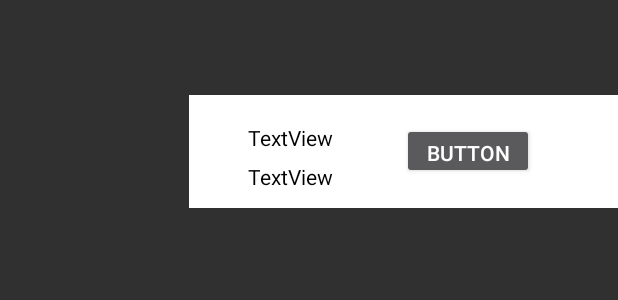
After one commit to maheshj01/Project-Uber-Auto, an Android app: the layout driver_dialog.xml on its own in the app's theme, with its tools: preview values and no code run, on a phone screen of 412 x 824 dp. The commit adds this screen. Shown: the top 300 px of the screen. Run offline under Robolectric (Android 15) with nearby library versions, the phone set to English and light mode, and no system bars.

Commit message:
dialog added

```diff
--- a/app/src/main/java/com/project/uberauto/MapFragment.java
+++ b/app/src/main/java/com/project/uberauto/MapFragment.java
@@ -18,6 +18,7 @@ import android.os.Build;
 import android.os.Bundle;
 import android.support.annotation.NonNull;
 import android.support.annotation.Nullable;
+import android.support.design.widget.Snackbar;
 import android.support.v4.app.ActivityCompat;
 import android.support.v4.app.Fragment;
 import android.support.v4.content.ContextCompat;
@@ -83,9 +84,10 @@ import java.util.List;
 import static android.content.Context.MODE_PRIVATE;
 
 
-public class MapFragment extends Fragment implements OnMapReadyCallback, GoogleApiClient.ConnectionCallbacks, OnConnectionFailedListener, LocationListener{
+public class MapFragment extends Fragment implements GoogleMap.OnInfoWindowClickListener, OnMapReadyCallback, GoogleApiClient.ConnectionCallbacks, OnConnectionFailedListener, LocationListener{
 
 
+    Dialog dcard ;
     View mapview;
     private GoogleMap mMap;
     GoogleApiClient googleapiclient;
@@ -123,6 +125,8 @@ public class MapFragment extends Fragment implements OnMapReadyCallback, GoogleA
     @Override
     public View onCreateView(LayoutInflater inflater, ViewGroup container,
                              Bundle savedInstanceState) {
+        dcard=new Dialog(getContext());
+        dcard.setCanceledOnTouchOutside(true);
         mapview = inflater.inflate(R.layout.fragment_map, container, false);
         //   isServiceOk();
         SupportMapFragment mapFragment = (SupportMapFragment) getChildFragmentManager()
@@ -485,4 +489,15 @@ public class MapFragment extends Fragment implements OnMapReadyCallback, GoogleA
         }
         polylines.clear();
     }
+
+    @Override
+    public void onInfoWindowClick(Marker marker) {
+        //Snackbar.make(View,"Icon Clicked",Snackbar.LENGTH_LONG);
+        Toast.makeText(getContext(), "Icon clicked", Toast.LENGTH_SHORT).show();
+    }
+    public void show_card()
+    {
+        dcard.setContentView(R.layout.driver_dialog);
+        dcard.show();
+    }
 }
--- /dev/null
+++ b/app/src/main/res/layout/driver_dialog.xml
@@ -0,0 +1,48 @@
+<?xml version="1.0" encoding="utf-8"?>
+<RelativeLayout xmlns:android="http://schemas.android.com/apk/res/android"
+    xmlns:tools="http://schemas.android.com/tools"
+    android:layout_width="match_parent"
+    android:layout_height="match_parent">
+
+    <RelativeLayout
+        android:id="@+id/d_card"
+        android:layout_width="286dp"
+        android:layout_height="75dp"
+        android:layout_alignParentEnd="true"
+        android:layout_alignParentTop="true"
+        android:layout_marginTop="63dp"
+        android:background="@color/white">
+
+        <TextView
+            android:id="@+id/name"
+            android:layout_width="wrap_content"
+            android:layout_height="wrap_content"
+            android:layout_alignParentStart="true"
+            android:layout_alignTop="@+id/button"
+            android:layout_marginStart="39dp"
+            android:text="TextView"
+            android:gravity="center"
+            android:textColor="@color/Black" />
+
+        <TextView
+            android:id="@+id/textView8"
+            android:layout_width="wrap_content"
+            android:layout_height="wrap_content"
+            android:layout_alignParentBottom="true"
+            android:layout_alignStart="@+id/name"
+            android:layout_marginBottom="11dp"
+            android:text="TextView"
+            android:gravity="center"
+            android:textColor="@color/Black" />
+
+        <Button
+            android:id="@+id/button"
+            android:layout_width="wrap_content"
+            android:layout_height="37dp"
+            android:layout_alignParentEnd="true"
+            android:layout_centerVertical="true"
+            android:layout_marginEnd="56dp"
+            android:text="Button"
+            android:textColor="@color/white" />
+    </RelativeLayout>
+</RelativeLayout>
```
